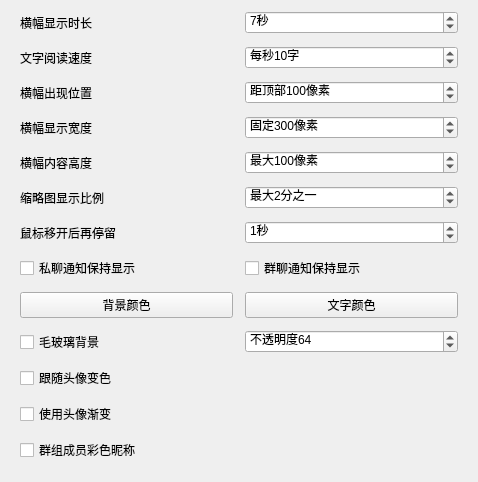
Qt form widgets/settings/bannerwidget.ui (iwxyi/CatlikeQQ) before a commit.
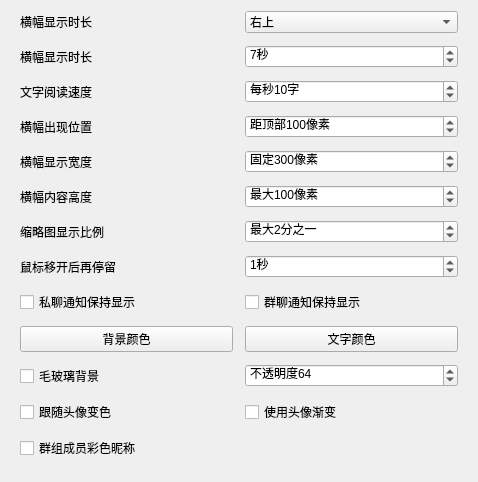
The same form after that commit. Custom widgets are drawn as their Qt base class.

Commit message: 通知显示在右下角位置

Diff of the .ui file:
```diff
--- a/widgets/settings/bannerwidget.ui
+++ b/widgets/settings/bannerwidget.ui
@@ -25,7 +25,32 @@
      <property name="spacing">
       <number>12</number>
      </property>
-     <item row="3" column="1">
+     <item row="7" column="1">
+      <widget class="QSpinBox" name="retentionDurationSpin">
+       <property name="toolTip">
+        <string/>
+       </property>
+       <property name="suffix">
+        <string>秒</string>
+       </property>
+       <property name="prefix">
+        <string/>
+       </property>
+       <property name="minimum">
+        <number>0</number>
+       </property>
+       <property name="maximum">
+        <number>60</number>
+       </property>
+       <property name="singleStep">
+        <number>1</number>
+       </property>
+       <property name="value">
+        <number>1</number>
+       </property>
+      </widget>
+     </item>
+     <item row="4" column="1">
       <widget class="QSpinBox" name="fixedWidthSpin">
        <property name="toolTip">
         <string/>
@@ -50,14 +75,7 @@
        </property>
       </widget>
      </item>
-     <item row="11" column="0">
-      <widget class="QCheckBox" name="useHeaderGradientCheck">
-       <property name="text">
-        <string>使用头像渐变</string>
-       </property>
-      </widget>
-     </item>
-     <item row="9" column="1">
+     <item row="10" column="1">
       <widget class="QSpinBox" name="frostedGlassOpacitySpin">
        <property name="toolTip">
         <string/>
@@ -82,49 +100,85 @@
        </property>
       </widget>
      </item>
-     <item row="0" column="0">
-      <widget class="QLabel" name="label">
-       <property name="text">
-        <string>横幅显示时长</string>
-       </property>
-      </widget>
-     </item>
      <item row="6" column="1">
-      <widget class="QSpinBox" name="retentionDurationSpin">
+      <widget class="QSpinBox" name="thumbnailPropSpin">
        <property name="toolTip">
         <string/>
        </property>
        <property name="suffix">
-        <string>秒</string>
+        <string>分之一</string>
        </property>
        <property name="prefix">
-        <string/>
+        <string>最大</string>
        </property>
        <property name="minimum">
-        <number>0</number>
+        <number>1</number>
        </property>
        <property name="maximum">
-        <number>60</number>
+        <number>99</number>
        </property>
        <property name="singleStep">
         <number>1</number>
        </property>
        <property name="value">
-        <number>1</number>
+        <number>2</number>
        </property>
       </widget>
      </item>
-     <item row="3" column="0">
-      <widget class="QLabel" name="label_5">
+     <item row="6" column="0">
+      <widget class="QLabel" name="label_7">
        <property name="toolTip">
         <string>通知卡片出现的位置</string>
        </property>
        <property name="text">
-        <string>横幅显示宽度</string>
+        <string>缩略图显示比例</string>
+       </property>
+      </widget>
+     </item>
+     <item row="12" column="0">
+      <widget class="QCheckBox" name="colorfulGroupMemberCheck">
+       <property name="text">
+        <string>群组成员彩色昵称</string>
        </property>
       </widget>
      </item>
      <item row="1" column="1">
+      <widget class="QSpinBox" name="displayDurationSpin">
+       <property name="suffix">
+        <string>秒</string>
+       </property>
+       <property name="minimum">
+        <number>1</number>
+       </property>
+       <property name="maximum">
+        <number>60</number>
+       </property>
+       <property name="singleStep">
+        <number>1</number>
+       </property>
+       <property name="value">
+        <number>7</number>
+       </property>
+      </widget>
+     </item>
+     <item row="3" column="0">
+      <widget class="QLabel" name="label_3">
+       <property name="toolTip">
+        <string>通知卡片出现的位置</string>
+       </property>
+       <property name="text">
+        <string>横幅出现位置</string>
+       </property>
+      </widget>
+     </item>
+     <item row="11" column="1">
+      <widget class="QCheckBox" name="useHeaderGradientCheck">
+       <property name="text">
+        <string>使用头像渐变</string>
+       </property>
+      </widget>
+     </item>
+     <item row="2" column="1">
       <widget class="QSpinBox" name="textReadSpeedSpin">
        <property name="toolTip">
         <string/>
@@ -149,8 +203,8 @@
        </property>
       </widget>
      </item>
-     <item row="2" column="1">
-      <widget class="QSpinBox" name="floatPixelSpin">
+     <item row="5" column="1">
+      <widget class="QSpinBox" name="contentMaxHeightSpin">
        <property name="toolTip">
         <string/>
        </property>
@@ -158,7 +212,7 @@
         <string>像素</string>
        </property>
        <property name="prefix">
-        <string>距顶部</string>
+        <string>最大</string>
        </property>
        <property name="minimum">
         <number>0</number>
@@ -174,35 +228,21 @@
        </property>
       </widget>
      </item>
-     <item row="12" column="0">
-      <widget class="QCheckBox" name="colorfulGroupMemberCheck">
+     <item row="1" column="0">
+      <widget class="QLabel" name="label">
        <property name="text">
-        <string>群组成员彩色昵称</string>
-       </property>
-      </widget>
-     </item>
-     <item row="7" column="1">
-      <widget class="QCheckBox" name="groupKeepShowingCheck">
-       <property name="toolTip">
-        <string>群聊的通知出现后，不会自动隐藏（相当于未读）
-除非用户操作后超时关闭，例如回复、鼠标移入再移开</string>
-       </property>
-       <property name="text">
-        <string>群聊通知保持显示</string>
-       </property>
-      </widget>
-     </item>
-     <item row="4" column="0">
-      <widget class="QLabel" name="label_6">
-       <property name="toolTip">
-        <string>通知卡片出现的位置</string>
-       </property>
-       <property name="text">
-        <string>横幅内容高度</string>
+        <string>横幅显示时长</string>
        </property>
       </widget>
      </item>
      <item row="9" column="0">
+      <widget class="InteractiveButtonBase" name="bgColorButton">
+       <property name="text">
+        <string>背景颜色</string>
+       </property>
+      </widget>
+     </item>
+     <item row="10" column="0">
       <widget class="QCheckBox" name="frostedGlassBgCheck">
        <property name="toolTip">
         <string>使用简单的毛玻璃背景效果
@@ -213,26 +253,54 @@
        </property>
       </widget>
      </item>
-     <item row="0" column="1">
-      <widget class="QSpinBox" name="displayDurationSpin">
+     <item row="8" column="0">
+      <widget class="QCheckBox" name="privateKeepShowingCheck">
+       <property name="toolTip">
+        <string>私聊的通知出现后，不会自动隐藏（相当于未读）
+除非用户操作后超时关闭，例如回复、鼠标移入再移开</string>
+       </property>
+       <property name="text">
+        <string>私聊通知保持显示</string>
+       </property>
+      </widget>
+     </item>
+     <item row="8" column="1">
+      <widget class="QCheckBox" name="groupKeepShowingCheck">
+       <property name="toolTip">
+        <string>群聊的通知出现后，不会自动隐藏（相当于未读）
+除非用户操作后超时关闭，例如回复、鼠标移入再移开</string>
+       </property>
+       <property name="text">
+        <string>群聊通知保持显示</string>
+       </property>
+      </widget>
+     </item>
+     <item row="3" column="1">
+      <widget class="QSpinBox" name="floatPixelSpin">
+       <property name="toolTip">
+        <string/>
+       </property>
        <property name="suffix">
-        <string>秒</string>
+        <string>像素</string>
+       </property>
+       <property name="prefix">
+        <string>距顶部</string>
        </property>
        <property name="minimum">
-        <number>1</number>
+        <number>0</number>
        </property>
        <property name="maximum">
-        <number>60</number>
+        <number>999999</number>
        </property>
        <property name="singleStep">
         <number>1</number>
        </property>
        <property name="value">
-        <number>7</number>
+        <number>100</number>
        </property>
       </widget>
      </item>
-     <item row="6" column="0">
+     <item row="7" column="0">
       <widget class="QLabel" name="label_4">
        <property name="toolTip">
         <string>失去焦点（鼠标移开/回复框关闭）后多久时间隐藏
@@ -243,14 +311,34 @@
        </property>
       </widget>
      </item>
-     <item row="8" column="0">
-      <widget class="InteractiveButtonBase" name="bgColorButton">
+     <item row="5" column="0">
+      <widget class="QLabel" name="label_6">
+       <property name="toolTip">
+        <string>通知卡片出现的位置</string>
+       </property>
        <property name="text">
-        <string>背景颜色</string>
+        <string>横幅内容高度</string>
        </property>
       </widget>
      </item>
-     <item row="1" column="0">
+     <item row="4" column="0">
+      <widget class="QLabel" name="label_5">
+       <property name="toolTip">
+        <string>通知卡片出现的位置</string>
+       </property>
+       <property name="text">
+        <string>横幅显示宽度</string>
+       </property>
+      </widget>
+     </item>
+     <item row="11" column="0">
+      <widget class="QCheckBox" name="useHeaderColorCheck">
+       <property name="text">
+        <string>跟随头像变色</string>
+       </property>
+      </widget>
+     </item>
+     <item row="2" column="0">
       <widget class="QLabel" name="label_2">
        <property name="toolTip">
         <string>根据内容的长度，自动调整横幅通知显示的时长</string>
@@ -260,100 +348,32 @@
        </property>
       </widget>
      </item>
-     <item row="7" column="0">
-      <widget class="QCheckBox" name="privateKeepShowingCheck">
-       <property name="toolTip">
-        <string>私聊的通知出现后，不会自动隐藏（相当于未读）
-除非用户操作后超时关闭，例如回复、鼠标移入再移开</string>
-       </property>
-       <property name="text">
-        <string>私聊通知保持显示</string>
-       </property>
-      </widget>
-     </item>
-     <item row="10" column="0">
-      <widget class="QCheckBox" name="useHeaderColorCheck">
-       <property name="text">
-        <string>跟随头像变色</string>
-       </property>
-      </widget>
-     </item>
-     <item row="8" column="1">
+     <item row="9" column="1">
       <widget class="InteractiveButtonBase" name="titleColorButton">
        <property name="text">
         <string>文字颜色</string>
        </property>
       </widget>
      </item>
-     <item row="2" column="0">
-      <widget class="QLabel" name="label_3">
-       <property name="toolTip">
-        <string>通知卡片出现的位置</string>
-       </property>
+     <item row="0" column="0">
+      <widget class="QLabel" name="label_8">
        <property name="text">
-        <string>横幅出现位置</string>
+        <string>横幅显示时长</string>
        </property>
       </widget>
      </item>
-     <item row="4" column="1">
-      <widget class="QSpinBox" name="contentMaxHeightSpin">
-       <property name="toolTip">
-        <string/>
-       </property>
-       <property name="suffix">
-        <string>像素</string>
-       </property>
-       <property name="prefix">
-        <string>最大</string>
-       </property>
-       <property name="minimum">
-        <number>0</number>
-       </property>
-       <property name="maximum">
-        <number>999999</number>
-       </property>
-       <property name="singleStep">
-        <number>100</number>
-       </property>
-       <property name="value">
-        <number>100</number>
-       </property>
-      </widget>
-     </item>
-     <item row="5" column="0">
-      <widget class="QLabel" name="label_7">
-       <property name="toolTip">
-        <string>在弹窗中图片最大显示的尺寸
-如果图片过大，将会压缩得更小</string>
-       </property>
-       <property name="text">
-        <string>缩略图显示比例</string>
-       </property>
-      </widget>
-     </item>
-     <item row="5" column="1">
-      <widget class="QSpinBox" name="thumbnailPropSpin">
-       <property name="toolTip">
-        <string/>
-       </property>
-       <property name="suffix">
-        <string>分之一</string>
-       </property>
-       <property name="prefix">
-        <string>最大</string>
-       </property>
-       <property name="minimum">
-        <number>1</number>
-       </property>
-       <property name="maximum">
-        <number>99</number>
-       </property>
-       <property name="singleStep">
-        <number>1</number>
-       </property>
-       <property name="value">
-        <number>2</number>
-       </property>
+     <item row="0" column="1">
+      <widget class="QComboBox" name="positionCombo">
+       <item>
+        <property name="text">
+         <string>右上</string>
+        </property>
+       </item>
+       <item>
+        <property name="text">
+         <string>右下</string>
+        </property>
+       </item>
       </widget>
      </item>
     </layout>
```
Left out of the diff: 5 changed lines with no effect on the pictures. The commit also changes 5 other files.
